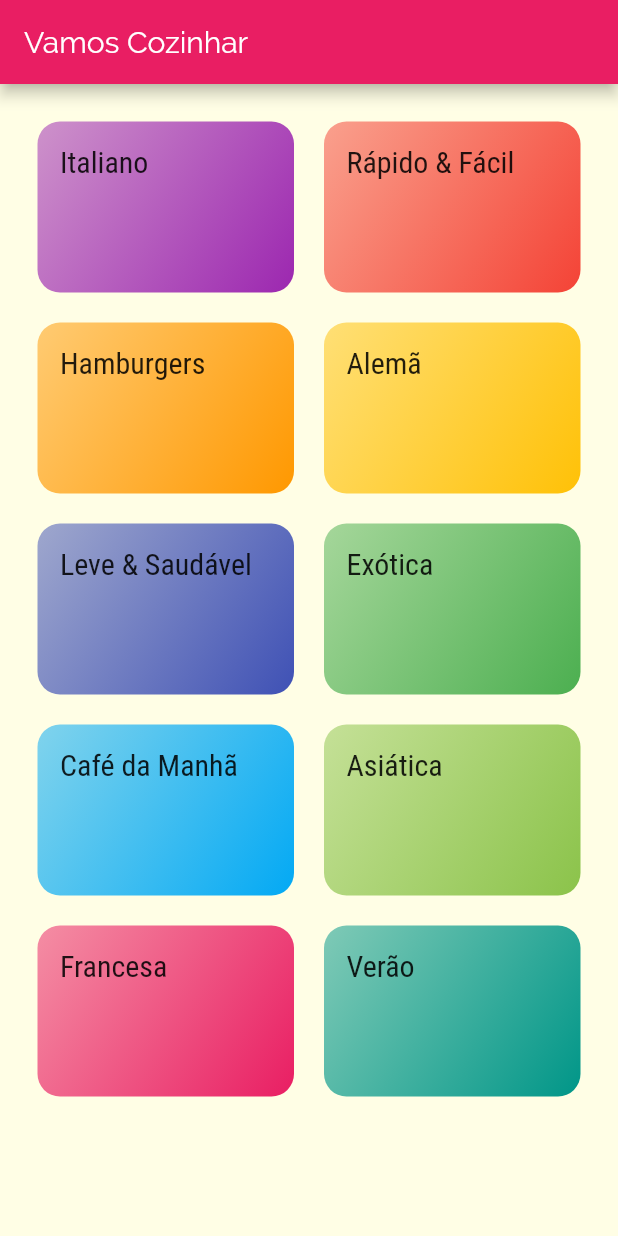
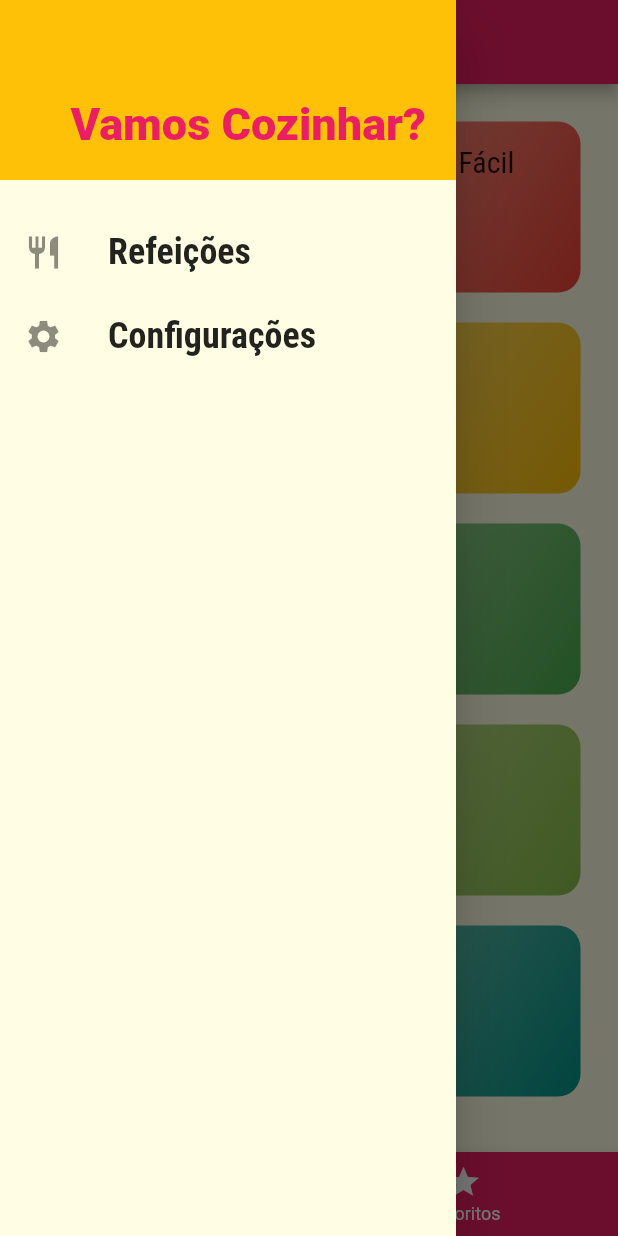
Before and after one commit to DaniellaMagalhaesSiqueira/meals_curso_flutter, a Flutter app: the screen it shows after launch, with the side drawer open (before the commit the screen has no drawer), on a phone screen of 412 x 824 dp. Run offline on Flutter 3.47's test engine with Material 2 defaults, Android fonts, the phone set to English and light mode, and no system bars.

Commit message:
telas usando o Scaffold

```diff
--- /dev/null
+++ b/lib/components/main_drawer.dart
@@ -0,0 +1,60 @@
+import 'package:flutter/material.dart';
+import '/utils/app_routes.dart';
+
+class MainDrawer extends StatelessWidget {
+  Widget _createItem(IconData icon, String label, Function () onTap) {
+    return ListTile(
+      leading: Icon(
+        icon,
+        size: 26,
+      ),
+      title: Text(
+        label,
+        style: TextStyle(
+          fontFamily: 'RobotoCondensed',
+          fontSize: 24,
+          fontWeight: FontWeight.bold,
+        ),
+      ),
+      onTap: onTap,
+    );
+  }
+
+  @override
+  Widget build(BuildContext context) {
+    return Drawer(
+      child: Column(
+        children: [
+          Container(
+            height: 120,
+            width: double.infinity,
+            padding: EdgeInsets.all(20),
+            color: Theme.of(context).accentColor,
+            alignment: Alignment.bottomRight,
+            child: Text(
+              'Vamos Cozinhar?',
+              style: TextStyle(
+                fontWeight: FontWeight.w900,
+                fontSize: 30,
+                color: Theme.of(context).primaryColor,
+              ),
+            ),
+          ),
+          SizedBox(
+            height: 20,
+          ),
+          _createItem(
+            Icons.restaurant,
+            'Refeições',
+            ()=> Navigator.of(context).pushNamed(AppRoutes.HOME)
+            ),
+          _createItem(
+            Icons.settings,
+             'Configurações',
+            ()=> Navigator.of(context).pushNamed(AppRoutes.SETTINGS)
+             ),
+        ],
+      ),
+    );
+  }
+}
--- a/lib/main.dart
+++ b/lib/main.dart
@@ -1,7 +1,10 @@
 import 'package:flutter/material.dart';
 import '/screens/categories_screen.dart';
 import '/screens/categories_meals_screen.dart';
+import '/screens/meal_detail_screen.dart';
+import '/screens/settings_screen.dart';
 import '/utils/app_routes.dart';
+import 'screens/tabs_screen.dart';
 
 void main() => runApp(MyApp());
 
@@ -22,8 +25,28 @@ class MyApp extends StatelessWidget {
             )),
       ),
       routes: {
-        '/': (ctx) => CategoriesScreen(),
+        AppRoutes.HOME: (ctx) => TabsScreen(),
         AppRoutes.CATEGORIES_MEALS: (ctx) => CategoriesMealsScreen(),
+        AppRoutes.MEALS_DETAIL: (ctx) => MealDetailScreen(),
+        AppRoutes.SETTINGS: (ctx) => SettingsScreen(),
+      },
+      // onGenerateRoute: (settings) {
+      //   if (settings.name == '/alguma-coisa') {
+      //     return null;
+      //   } else if (settings.name == '/outra-coisa') {
+      //     return null;
+      //   } else {
+      //     return MaterialPageRoute(builder: (_) {
+      //       return CategoriesScreen();
+      //     });
+      //   }
+      // },
+      onUnknownRoute: (settings) {
+        return MaterialPageRoute(
+          builder: (_) {
+            return CategoriesScreen();
+          },
+        );
       },
     );
   }
--- a/lib/screens/categories_screen.dart
+++ b/lib/screens/categories_screen.dart
@@ -7,11 +7,7 @@ class CategoriesScreen extends StatelessWidget {
 
   @override
   Widget build(BuildContext context) {
-    return Scaffold(
-      appBar: AppBar(
-        title: Text('Vamos Cozinhar'),
-      ),
-      body: GridView(
+    return GridView(
       padding: const EdgeInsets.all(25),
       gridDelegate: SliverGridDelegateWithMaxCrossAxisExtent(
         maxCrossAxisExtent: 200,
@@ -22,7 +18,6 @@ class CategoriesScreen extends StatelessWidget {
       children: DUMMY_CATEGORIES.map((cat) {
         return CategoryItem(cat);
       }).toList(),
-      ),
     );
   }
 }
--- /dev/null
+++ b/lib/screens/settings_screen.dart
@@ -0,0 +1,13 @@
+import 'package:flutter/material.dart';
+
+class SettingsScreen extends StatelessWidget {
+  @override
+  Widget build(BuildContext context) {
+    return Scaffold(
+      appBar: AppBar(
+        title: Text('Configurações'),
+      ),
+      body: Text('Configurações'),
+    );
+  }
+}
--- /dev/null
+++ b/lib/screens/tabs_screen.dart
@@ -0,0 +1,50 @@
+import 'package:flutter/material.dart';
+import 'categories_screen.dart';
+import 'favorite_screen.dart';
+import 'package:meals/components/main_drawer.dart';
+
+class TabsScreen extends StatefulWidget {
+  @override
+  _TabsScreenState createState() => _TabsScreenState();
+}
+
+class _TabsScreenState extends State<TabsScreen> {
+  int _selectedScreenIndex = 0;
+  final List<String> _titles = [
+    'Lista de Categorias',
+    'Meus Favoritos',
+  ];
+  final List<Widget> _screens = [
+    CategoriesScreen(),
+    FavoriteScreen(),
+  ];
+
+  _selectScreen(int index) {
+    setState(() {
+      _selectedScreenIndex = index;
+    });
+  }
+
+  @override
+  Widget build(BuildContext context) {
+    return Scaffold(
+      appBar: AppBar(
+        title: Text(_titles[_selectedScreenIndex]),
+      ),
+      drawer: MainDrawer(),
+      body: _screens[_selectedScreenIndex],
+      bottomNavigationBar: BottomNavigationBar(
+        onTap: _selectScreen,
+        backgroundColor: Theme.of(context).primaryColor,
+        unselectedItemColor: Colors.white,
+        selectedItemColor: Theme.of(context).accentColor,
+        currentIndex: _selectedScreenIndex,
+        items: [
+          BottomNavigationBarItem(
+              icon: Icon(Icons.category), label: "Categorias"),
+          BottomNavigationBarItem(icon: Icon(Icons.star), label: "Favoritos"),
+        ],
+      ),
+    );
+  }
+}
--- a/lib/utils/app_routes.dart
+++ b/lib/utils/app_routes.dart
@@ -1,4 +1,6 @@
 class AppRoutes {
   static const HOME = '/';
   static const CATEGORIES_MEALS = '/categories-meals';
+  static const MEALS_DETAIL = '/meal-detail';
+  static const SETTINGS = '/settings';
 }
```
Also changed, not shown: lib/components/meal_item.dart (+44 -3 lines), lib/models/meal.dart (+26 -0 lines), lib/screens/favorite_screen.dart (added, +12 -0 lines), lib/screens/meal_detail_screen.dart (added, +86 -0 lines). Lines whose indentation alone changed are shown as unchanged.
